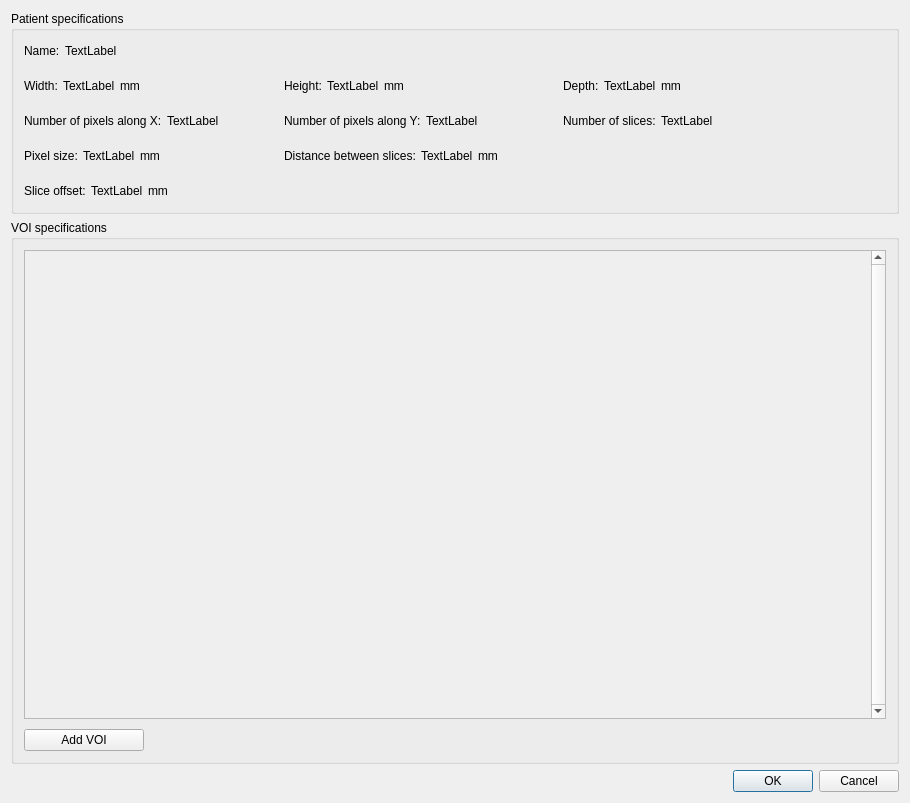
First picture: the form in pytripgui/view/add_vois.ui, repository pytrip/pytripgui, before the edit.
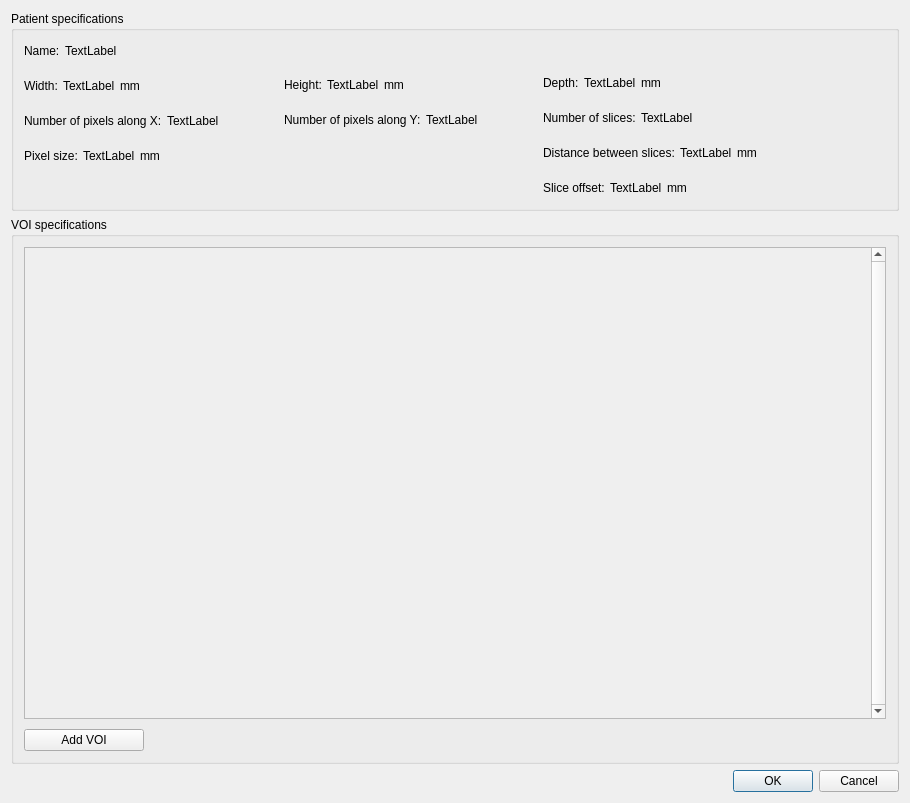
Second picture: the form after the edit.

What changed in the file:
```diff
--- a/pytripgui/view/add_vois.ui
+++ b/pytripgui/view/add_vois.ui
@@ -283,12 +283,9 @@
            </layout>
           </item>
           <item>
-           <layout class="QHBoxLayout" name="horizontalLayout_8">
-            <property name="spacing">
-             <number>5</number>
-            </property>
+           <layout class="QHBoxLayout" name="horizontalLayout_36">
             <item>
-             <widget class="QLabel" name="label_97">
+             <widget class="QLabel" name="height_label_6">
               <property name="maximumSize">
                <size>
                 <width>16777215</width>
@@ -296,49 +293,10 @@
                </size>
               </property>
               <property name="text">
-               <string>Slice offset:</string>
+               <string/>
               </property>
              </widget>
             </item>
-            <item>
-             <widget class="QLabel" name="sliceOffset_label">
-              <property name="maximumSize">
-               <size>
-                <width>16777215</width>
-                <height>20</height>
-               </size>
-              </property>
-              <property name="text">
-               <string>TextLabel</string>
-              </property>
-             </widget>
-            </item>
-            <item>
-             <widget class="QLabel" name="label_96">
-              <property name="maximumSize">
-               <size>
-                <width>16777215</width>
-                <height>20</height>
-               </size>
-              </property>
-              <property name="text">
-               <string>mm</string>
-              </property>
-             </widget>
-            </item>
-            <item>
-             <spacer name="horizontalSpacer_19">
-              <property name="orientation">
-               <enum>Qt::Horizontal</enum>
-              </property>
-              <property name="sizeHint" stdset="0">
-               <size>
-                <width>0</width>
-                <height>20</height>
-               </size>
-              </property>
-             </spacer>
-            </item>
            </layout>
           </item>
          </layout>
@@ -484,12 +442,9 @@
            </layout>
           </item>
           <item>
-           <layout class="QHBoxLayout" name="horizontalLayout_9">
-            <property name="spacing">
-             <number>5</number>
-            </property>
+           <layout class="QHBoxLayout" name="horizontalLayout_35">
             <item>
-             <widget class="QLabel" name="label_86">
+             <widget class="QLabel" name="height_label_5">
               <property name="maximumSize">
                <size>
                 <width>16777215</width>
@@ -497,49 +452,10 @@
                </size>
               </property>
               <property name="text">
-               <string>Distance between slices:</string>
+               <string/>
               </property>
              </widget>
             </item>
-            <item>
-             <widget class="QLabel" name="sliceDistance_label">
-              <property name="maximumSize">
-               <size>
-                <width>16777215</width>
-                <height>20</height>
-               </size>
-              </property>
-              <property name="text">
-               <string>TextLabel</string>
-              </property>
-             </widget>
-            </item>
-            <item>
-             <widget class="QLabel" name="label_87">
-              <property name="maximumSize">
-               <size>
-                <width>16777215</width>
-                <height>20</height>
-               </size>
-              </property>
-              <property name="text">
-               <string>mm</string>
-              </property>
-             </widget>
-            </item>
-            <item>
-             <spacer name="horizontalSpacer_24">
-              <property name="orientation">
-               <enum>Qt::Horizontal</enum>
-              </property>
-              <property name="sizeHint" stdset="0">
-               <size>
-                <width>0</width>
-                <height>20</height>
-               </size>
-              </property>
-             </spacer>
-            </item>
            </layout>
           </item>
           <item>
@@ -705,9 +621,12 @@
            </layout>
           </item>
           <item>
-           <layout class="QHBoxLayout" name="horizontalLayout_35">
+           <layout class="QHBoxLayout" name="horizontalLayout_9">
+            <property name="spacing">
+             <number>5</number>
+            </property>
             <item>
-             <widget class="QLabel" name="height_label_5">
+             <widget class="QLabel" name="label_86">
               <property name="maximumSize">
                <size>
                 <width>16777215</width>
@@ -715,16 +634,58 @@
                </size>
               </property>
               <property name="text">
-               <string/>
+               <string>Distance between slices:</string>
               </property>
              </widget>
             </item>
+            <item>
+             <widget class="QLabel" name="sliceDistance_label">
+              <property name="maximumSize">
+               <size>
+                <width>16777215</width>
+                <height>20</height>
+               </size>
+              </property>
+              <property name="text">
+               <string>TextLabel</string>
+              </property>
+             </widget>
+            </item>
+            <item>
+             <widget class="QLabel" name="label_87">
+              <property name="maximumSize">
+               <size>
+                <width>16777215</width>
+                <height>20</height>
+               </size>
+              </property>
+              <property name="text">
+               <string>mm</string>
+              </property>
+             </widget>
+            </item>
+            <item>
+             <spacer name="horizontalSpacer_24">
+              <property name="orientation">
+               <enum>Qt::Horizontal</enum>
+              </property>
+              <property name="sizeHint" stdset="0">
+               <size>
+                <width>0</width>
+                <height>20</height>
+               </size>
+              </property>
+             </spacer>
+            </item>
            </layout>
           </item>
           <item>
-           <layout class="QHBoxLayout" name="horizontalLayout_36">
+           <layout class="QHBoxLayout" name="horizontalLayout_8">
+            <property name="spacing">
+             <number>5</number>
+            </property>
             <item>
-             <widget class="QLabel" name="height_label_6">
+             <widget class="QLabel" name="label_97">
               <property name="maximumSize">
                <size>
                 <width>16777215</width>
@@ -732,10 +693,49 @@
                </size>
               </property>
               <property name="text">
-               <string/>
+               <string>Slice offset:</string>
               </property>
              </widget>
             </item>
+            <item>
+             <widget class="QLabel" name="sliceOffset_label">
+              <property name="maximumSize">
+               <size>
+                <width>16777215</width>
+                <height>20</height>
+               </size>
+              </property>
+              <property name="text">
+               <string>TextLabel</string>
+              </property>
+             </widget>
+            </item>
+            <item>
+             <widget class="QLabel" name="label_96">
+              <property name="maximumSize">
+               <size>
+                <width>16777215</width>
+                <height>20</height>
+               </size>
+              </property>
+              <property name="text">
+               <string>mm</string>
+              </property>
+             </widget>
+            </item>
+            <item>
+             <spacer name="horizontalSpacer_19">
+              <property name="orientation">
+               <enum>Qt::Horizontal</enum>
+              </property>
+              <property name="sizeHint" stdset="0">
+               <size>
+                <width>0</width>
+                <height>20</height>
+               </size>
+              </property>
+             </spacer>
+            </item>
            </layout>
           </item>
          </layout>
```
